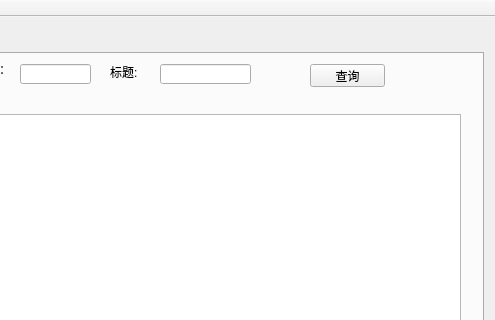
First picture: the form in QtBase/qtbase.ui, repository hechengjin/cpp, before the edit; both pictures show x 343 to 838 and y 0 to 320 of the 838 by 655 pixel window.
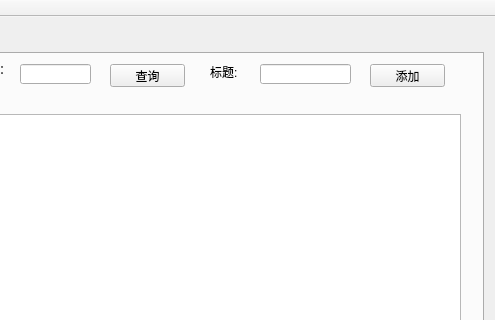
Second picture: the form after the edit. Custom widgets are drawn as their Qt base class.

Diff of the .ui file:
```diff
--- a/QtBase/qtbase.ui
+++ b/QtBase/qtbase.ui
@@ -256,7 +256,7 @@
          <widget class="QLabel" name="label_5">
           <property name="geometry">
            <rect>
-            <x>440</x>
+            <x>540</x>
             <y>10</y>
             <width>41</width>
             <height>16</height>
@@ -269,7 +269,7 @@
          <widget class="QLineEdit" name="titleQueryLineEdit">
           <property name="geometry">
            <rect>
-            <x>490</x>
+            <x>590</x>
             <y>10</y>
             <width>91</width>
             <height>20</height>
@@ -279,7 +279,7 @@
          <widget class="QPushButton" name="queryPushButton">
           <property name="geometry">
            <rect>
-            <x>640</x>
+            <x>440</x>
             <y>10</y>
             <width>75</width>
             <height>23</height>
@@ -308,6 +308,19 @@
            <string>更新</string>
           </property>
          </widget>
+         <widget class="QPushButton" name="AddPushButton">
+          <property name="geometry">
+           <rect>
+            <x>700</x>
+            <y>10</y>
+            <width>75</width>
+            <height>23</height>
+           </rect>
+          </property>
+          <property name="text">
+           <string>添加</string>
+          </property>
+         </widget>
         </widget>
         <widget class="QWidget" name="tab_3">
          <attribute name="title">
```
Left out of the diff: 2 changed lines with no effect on the pictures.
